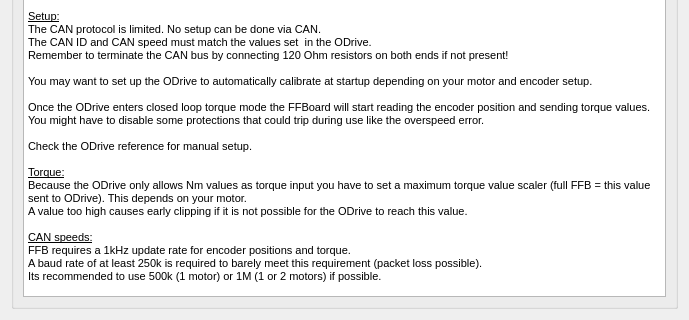
Before: the Qt Designer form res/odrive.ui in Ultrawipf/OpenFFBoard-configurator, drawn with Qt 5; both pictures show x 0 to 689 and y 216 to 536 of the 689 by 536 pixel window.
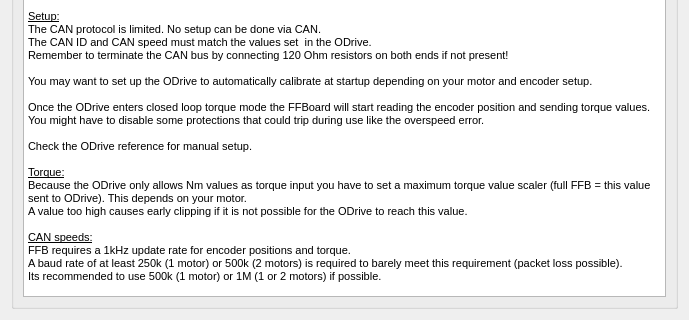
After: the same form once the commit is applied.

Commit message: Odrive msg update

The edit to the form file:
```diff
--- a/res/odrive.ui
+++ b/res/odrive.ui
@@ -125,7 +125,7 @@
 &lt;p style=&quot;-qt-paragraph-type:empty; margin-top:0px; margin-bottom:0px; margin-left:0px; margin-right:0px; -qt-block-indent:0; text-indent:0px;&quot;&gt;&lt;br /&gt;&lt;/p&gt;
 &lt;p style=&quot; margin-top:0px; margin-bottom:0px; margin-left:0px; margin-right:0px; -qt-block-indent:0; text-indent:0px;&quot;&gt;&lt;span style=&quot; text-decoration: underline;&quot;&gt;CAN speeds:&lt;/span&gt;&lt;/p&gt;
 &lt;p style=&quot; margin-top:0px; margin-bottom:0px; margin-left:0px; margin-right:0px; -qt-block-indent:0; text-indent:0px;&quot;&gt;FFB requires a 1kHz update rate for encoder positions and torque. &lt;/p&gt;
-&lt;p style=&quot; margin-top:0px; margin-bottom:0px; margin-left:0px; margin-right:0px; -qt-block-indent:0; text-indent:0px;&quot;&gt;A baud rate of at least 250k is required to barely meet this requirement (packet loss possible).&lt;/p&gt;
+&lt;p style=&quot; margin-top:0px; margin-bottom:0px; margin-left:0px; margin-right:0px; -qt-block-indent:0; text-indent:0px;&quot;&gt;A baud rate of at least 250k (1 motor) or 500k (2 motors) is required to barely meet this requirement (packet loss possible).&lt;/p&gt;
 &lt;p style=&quot; margin-top:0px; margin-bottom:0px; margin-left:0px; margin-right:0px; -qt-block-indent:0; text-indent:0px;&quot;&gt;Its recommended to use 500k (1 motor) or 1M (1 or 2 motors) if possible.&lt;/p&gt;&lt;/body&gt;&lt;/html&gt;</string>
         </property>
        </widget>
```
